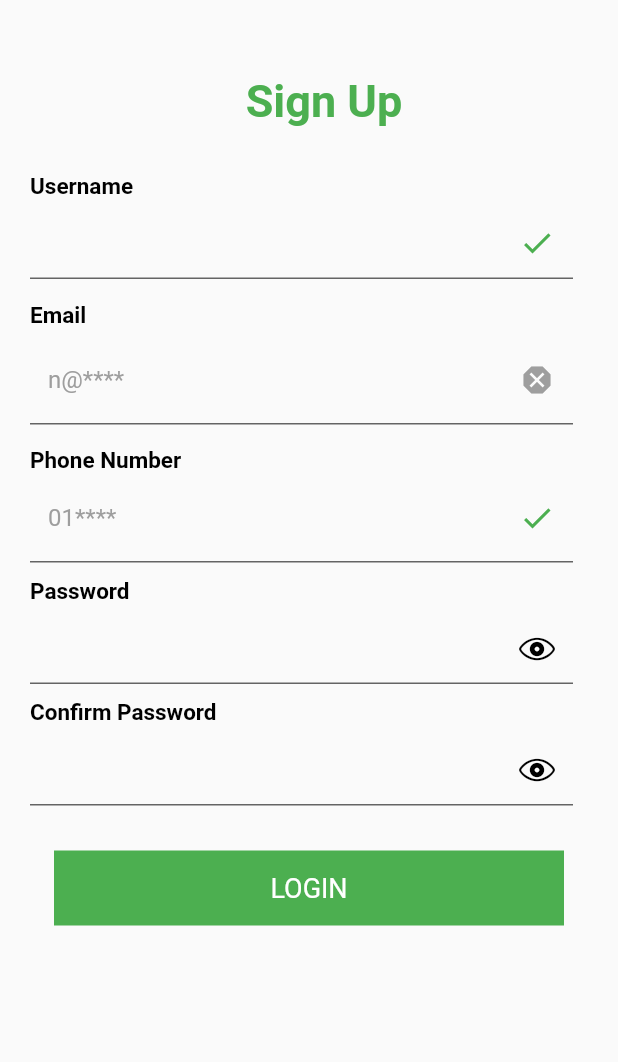
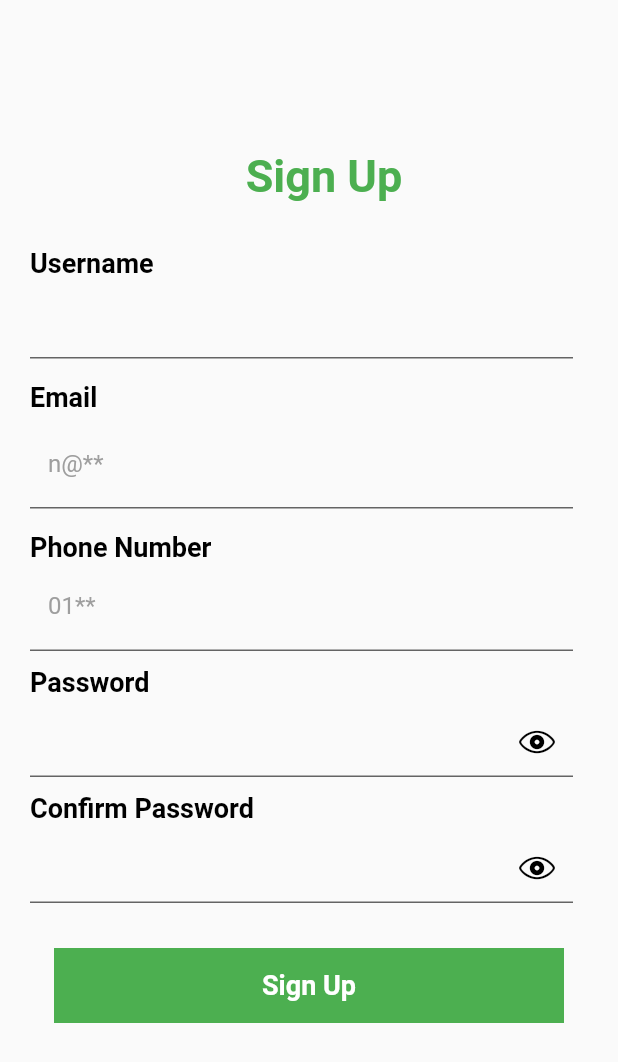
Before and after one commit to abdelrahmanelshreif/super_green_house_NEW, a Flutter app: the Sign_UP screen opened directly, on a phone screen of 412 x 824 dp. Shown: the top 1062 px of the screen. Run offline on Flutter 3.47's test engine with Material 2 defaults, Android fonts, the phone set to English and light mode, and no system bars; our stand-ins replace azlistview, bloc, curved_navigation_bar, dio, flutter_bloc, flutter_svg and 3 more; missing offline and left inert: jumping_dot; accounts and stored records are empty.

Commit message:
signUp_api

```diff
--- a/lib/View/SignUp.dart
+++ b/lib/View/SignUp.dart
@@ -1,7 +1,10 @@
 import 'package:flutter/cupertino.dart';
 import 'package:flutter/material.dart';
-import 'package:green_house/View/Login.dart';
-import 'package:green_house/controller/bottom_nav_bar_controller.dart';
+import 'package:flutter_bloc/flutter_bloc.dart';
+
+
+import '../cubit/createaccount_cubit.dart';
+
 
 class Sign_UP extends StatefulWidget {
   const Sign_UP({super.key});
@@ -11,14 +14,14 @@ class Sign_UP extends StatefulWidget {
 }
 
 class _Sign_UPState extends State<Sign_UP> {
-  final _phoneControler = TextEditingController();
-  bool isCorrect = true;
+  final _phoneController = TextEditingController();
+
   final _form = GlobalKey<FormState>();
   final GlobalKey<ScaffoldState> _key = GlobalKey();
-  final _passwordControler = TextEditingController();
-  final _nameConteroler = TextEditingController();
-  final _emailControler = TextEditingController();
-  final _confirmControler = TextEditingController();
+  final _passwordController = TextEditingController();
+  final _nameController = TextEditingController();
+  final _emailController = TextEditingController();
+  final _confirmController = TextEditingController();
   bool obsecureText = true;
 
   void toggelpasswordText() {
@@ -34,7 +37,7 @@ class _Sign_UPState extends State<Sign_UP> {
         child: Form(
           key: _form,
           child: Padding(
-            padding: const EdgeInsets.only(top: 50),
+            padding: const EdgeInsets.only(top: 100),
             child: Container(
               child: Padding(
                 padding: const EdgeInsets.only(left: 20),
@@ -61,28 +64,21 @@ class _Sign_UPState extends State<Sign_UP> {
                         child: Column(
                           children: [
                             TextFormField(
-                                controller: _nameConteroler,
-                                obscureText: obsecureText,
+                                controller: _nameController,
                                 validator: (value) {
-                                  if (_nameConteroler.text.length < 15) {
-                                    isCorrect = false;
-                                    return "Your character should be 15 letters";
+
+                                  if (_nameController.text.isEmpty) {
+
+                                    return "you should enter your name";
                                   }
+
 
                                   return null;
                                 },
                                 decoration: InputDecoration(
                                   filled: true,
                                   fillColor: Color(0xFBFDFF),
-                                  suffixIcon: isCorrect
-                                      ? Icon(
-                                          Icons.check,
-                                          color: Colors.green,
-                                        )
-                                      : Icon(
-                                          Icons.check, color: Colors.red,
-                                          //   color: Colors.green,
-                                        ),
+
                                 )),
                           ],
                         ),
@@ -99,11 +95,11 @@ class _Sign_UPState extends State<Sign_UP> {
                         child: Column(
                           children: [
                             TextFormField(
-                                controller: _emailControler,
-                                obscureText: obsecureText,
+                                controller: _emailController,
                                 validator: (value) {
-                                  if (_emailControler.text.length < 15) {
-                                    isCorrect = false;
+
+                                  if (_emailController.text.length < 15) {
+
                                     return "Your email should be 15 letters";
                                   }
 
@@ -112,17 +108,9 @@ class _Sign_UPState extends State<Sign_UP> {
                                 decoration: InputDecoration(
                                   filled: true,
                                   fillColor: Color(0xFBFDFF),
-                                  label: Text("n@****",
+                                  label: Text("n@**",
                                       style: TextStyle(color: Colors.grey)),
-                                  suffixIcon: isCorrect
-                                      ? Icon(
-                                          Icons.dangerous,
-                                          color: Colors.grey,
-                                        )
-                                      : Icon(
-                                          Icons.check, color: Colors.red,
-                                          //   color: Colors.green,
-                                        ),
+
                                 )),
                           ],
                         ),
@@ -136,34 +124,25 @@ class _Sign_UPState extends State<Sign_UP> {
                         child: Column(
                           children: [
                             TextFormField(
-                                controller: _phoneControler,
-                                obscureText: obsecureText,
+                                controller: _phoneController,
+                                keyboardType: TextInputType.phone,
                                 validator: (value) {
-                                  if (_phoneControler.text.length < 11) {
-                                    isCorrect = false;
+
+                                  if (_phoneController.text.length !=11) {
+
                                     return "Your number should be 11 digits";
                                   }
-                                  if (_phoneControler.text[0] != "0") {
-                                    isCorrect = false;
+                                  if (_phoneController.text[0] != "0") {
                                     return "Your number should be start with 0";
                                   }
 
                                   return null;
                                 },
                                 decoration: InputDecoration(
-                                  label: Text("01****",
+                                  label: Text("01**",
                                       style: TextStyle(color: Colors.grey)),
                                   filled: true,
                                   fillColor: Color(0xFBFDFF),
-                                  suffixIcon: isCorrect
-                                      ? Icon(
-                                          Icons.check,
-                                          color: Colors.green,
-                                        )
-                                      : Icon(
-                                          Icons.check, color: Colors.red,
-                                          //   color: Colors.green,
-                                        ),
                                 ))
                           ],
                         ),
@@ -178,12 +157,10 @@ class _Sign_UPState extends State<Sign_UP> {
                       Padding(
                         padding: const EdgeInsets.only(right: 30),
                         child: TextFormField(
-                          controller: _passwordControler,
+                          controller: _passwordController,
                           obscureText: obsecureText,
                           validator: (value) {
-                            isCorrect = false;
-
-                            if (_passwordControler.text.length < 6) {
+                            if (_passwordController.text.length < 6) {
                               return "Password should be more than 6 characters";
                             } else {
                               return null;
@@ -217,18 +194,13 @@ class _Sign_UPState extends State<Sign_UP> {
                       Padding(
                         padding: const EdgeInsets.only(right: 30),
                         child: TextFormField(
-                          controller: _confirmControler,
+                          controller: _confirmController,
                           obscureText: obsecureText,
                           validator: (value) {
-                            isCorrect = false;
-
-                            if (_confirmControler.text.length < 6) {
-                              return "Password should be more than 6 characters";
+                            if (_confirmController.text != _passwordController.text) {
+                              return "Password not the same";
                             }
-                            if (_confirmControler.text.length !=
-                                _passwordControler.text.length) {
-                              return "Please enter password is correct";
-                            } else {
+                            else {
                               return null;
                             }
                           },
@@ -253,11 +225,80 @@ class _Sign_UPState extends State<Sign_UP> {
                       SizedBox(
                         height: 30,
                       ),
-                      _LoginButton(),
+                      BlocBuilder<CreateaccountCubit, CreateaccountState>(
+                        builder: (context, state) {
+                          if (state is CreateAccountLoading) {
+                            return Center(child:CircularProgressIndicator());
+                          }
+                          return  Padding(
+                            padding: const EdgeInsets.only(right: 20),
+                            child: Center(
+                              child: InkWell(
+                                onTap: () async{
+                                  if (_form.currentState!.validate()) {
+                                    await context.read<CreateaccountCubit>()
+                                        .createAccount(
+                                        name: _nameController.text,
+                                        phone: _phoneController.text,
+                                        email: _emailController.text,
+                                        password: _passwordController.text, context: context);
+                                  }
+                                },
+                                child: Container(
+                                  width: 340,
+                                  height: 50,
+                                  decoration: BoxDecoration(color: Colors.green),
+                                  child: Center(
+                                    child: Text("Sign Up",
+                                        style: TextStyle(
+                                            color: Colors.white,
+                                            fontSize: 18,
+                                            fontWeight: FontWeight.bold
+                                        )),
+                                  ),
+                                ),
+                              ),
+                            ),
+                          );
+                        },
+                      ),
                     ],
                   ),
                 ),
               ),
+            ),
+          ),
+        ),
+      ),
+    );
+  }
+
+  Widget _signupbutton() {
+    return Padding(
+      padding: const EdgeInsets.only(right: 20),
+      child: Center(
+        child: InkWell(
+          onTap: () async{
+            if (_form.currentState!.validate()) {
+              await context.read<CreateaccountCubit>()
+                  .createAccount(
+                  name: _nameController.text,
+                  phone: _phoneController.text,
+                  email: _emailController.text,
+                  password: _passwordController.text, context: context);
+            }
+          },
+          child: Container(
+            width: 340,
+            height: 50,
+            decoration: BoxDecoration(color: Colors.green),
+            child: Center(
+              child: Text("Sign Up",
+                  style: TextStyle(
+                      color: Colors.white,
+                      fontSize: 18,
+                      fontWeight: FontWeight.bold
+                  )),
             ),
           ),
         ),
@@ -274,42 +315,14 @@ class _Sign_UPState extends State<Sign_UP> {
           style: TextStyle(
             color: Colors.black,
             fontWeight: FontWeight.bold,
-            fontSize: 15,
+            fontSize: 18,
           ),
         )
       ],
     );
   }
 
-  Padding _LoginButton() {
-    return Padding(
-      padding: const EdgeInsets.only(right: 20),
-      child: Center(
-        child: InkWell(
-          onTap: () {
-            if (isCorrect == true) {
-              Navigator.pushAndRemoveUntil(
-                context,
-                MaterialPageRoute(builder: (context) => MyPlanetApp()),(route) => false,
-              );
-              _form.currentState?.validate();
-              setState(() {});
-            }
-          },
-          child: Container(
-            width: 340,
-            height: 50,
-            decoration: BoxDecoration(color: Colors.green),
-            child: Center(
-              child: Text("LOGIN",
-                  style: TextStyle(
-                    color: Colors.white,
-                    fontSize: 18,
-                  )),
-            ),
-          ),
-        ),
-      ),
-    );
-  }
+
+
+
 }
--- a/lib/controller/dio_healper.dart
+++ b/lib/controller/dio_healper.dart
@@ -14,8 +14,8 @@ class DioHelper {
       BaseOptions(
         baseUrl: 'https://student.valuxapps.com/api/',
         receiveDataWhenStatusError: true,
-        connectTimeout: Duration(seconds: 60),
-        receiveTimeout: Duration(seconds: 60),
+        connectTimeout: Duration(seconds: 15),
+        receiveTimeout: Duration(seconds: 15),
         responseType: ResponseType.json,
         headers: headers,
       ),
--- /dev/null
+++ b/lib/cubit/createaccount_state.dart
@@ -0,0 +1,9 @@
+part of 'createaccount_cubit.dart';
+
+@immutable
+abstract class CreateaccountState {}
+
+class CreateaccountInitial extends CreateaccountState {}
+class CreateAccountLoading extends CreateaccountState {}
+class CreateAccountError extends CreateaccountState {}
+class CreateAccountSuccess extends CreateaccountState {}
--- a/lib/cubit/login_cubit.dart
+++ b/lib/cubit/login_cubit.dart
@@ -44,6 +44,9 @@ class LoginCubit extends Cubit<LoginState> {
 
       if(loginModel.status==true){
         Get.Get.offAll(homescreen());
+        Get.Get.snackbar(response.data["message"], " Succsefull",
+            backgroundColor: Colors.brown);
+
       }else{
         Get.Get.snackbar(response.data["message"], " Error",
             backgroundColor: Colors.red);
@@ -57,20 +60,4 @@ class LoginCubit extends Cubit<LoginState> {
     }
   }
 
-/*
-final form = GlobalKey<FormState>();
-  final GlobalKey<ScaffoldState> _key = GlobalKey();
-
-  void ChangeLogin() {
-    form.currentState?.validate();
-    emit(LoginChangeButton());
-  }
-
-  void SignUpChange(BuildContext context) {
-    Navigator.pushReplacement(
-      context,
-      MaterialPageRoute(builder: (context) => Sign_UP()),
-    );
-    emit(SignUpChangeButton());
-  }*/
 }
```
Also changed, not shown: lib/View/Login.dart (+15 -7 lines), lib/cubit/createaccount_cubit.dart (added, +56 -0 lines), lib/homepage/homescreen.dart (+7 -3 lines), lib/main.dart (+19 -6 lines), lib/model/SignupModel.dart (added, +63 -0 lines).
